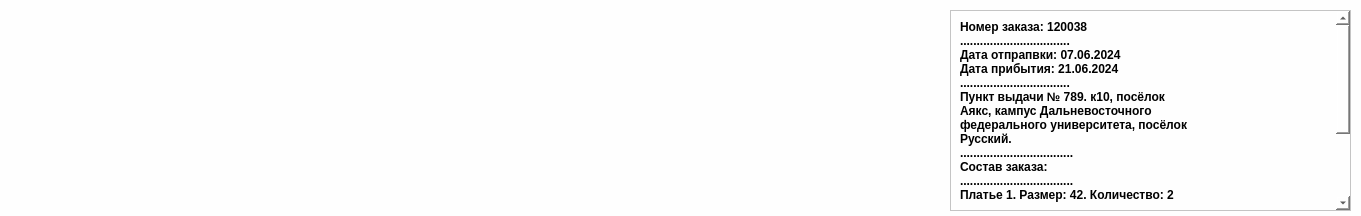
First picture: the form in order.ui, repository yobysheva/pyQT_DressesStore, before the edit.
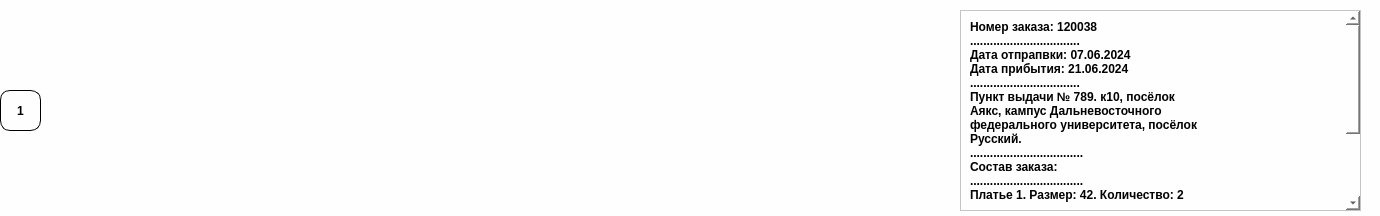
Second picture: the form after the edit.

```diff
--- a/order.ui
+++ b/order.ui
@@ -6,7 +6,7 @@
    <rect>
     <x>0</x>
     <y>0</y>
-    <width>1361</width>
+    <width>1380</width>
     <height>216</height>
    </rect>
   </property>
@@ -19,18 +19,25 @@
   <widget class="QWidget" name="horizontalLayoutWidget">
    <property name="geometry">
     <rect>
-     <x>10</x>
+     <x>60</x>
      <y>10</y>
-     <width>931</width>
+     <width>891</width>
      <height>201</height>
     </rect>
    </property>
-   <layout class="QHBoxLayout" name="horizontalLayout"/>
+   <layout class="QHBoxLayout" name="horizontalLayout">
+    <property name="sizeConstraint">
+     <enum>QLayout::SetMinimumSize</enum>
+    </property>
+    <property name="bottomMargin">
+     <number>1</number>
+    </property>
+   </layout>
   </widget>
   <widget class="QScrollArea" name="scrollArea">
    <property name="geometry">
     <rect>
-     <x>950</x>
+     <x>960</x>
      <y>10</y>
      <width>401</width>
      <height>201</height>
@@ -84,6 +91,38 @@
     </layout>
    </widget>
   </widget>
+  <widget class="QPushButton" name="number">
+   <property name="geometry">
+    <rect>
+     <x>0</x>
+     <y>90</y>
+     <width>41</width>
+     <height>41</height>
+    </rect>
+   </property>
+   <property name="styleSheet">
+    <string notr="true">QPushButton:pressed {
+border: 0px solid #000;
+border-radius: 10px;
+border-style: outset;
+background: black;
+color: rgb(254,254,254);
+font-weight: bold;
+font: 22pt &quot;Futurespore Cyrillic&quot;;
+}
+QPushButton {
+border: 1px solid #000;
+border-radius: 10px;
+border-style: outset;
+color: black;
+font-weight: bold;
+font: 22pt &quot;Futurespore Cyrillic&quot;;
+}</string>
+   </property>
+   <property name="text">
+    <string>1</string>
+   </property>
+  </widget>
  </widget>
  <resources/>
  <connections/>
```
Left out of the diff: 2 changed lines with no effect on the pictures.
